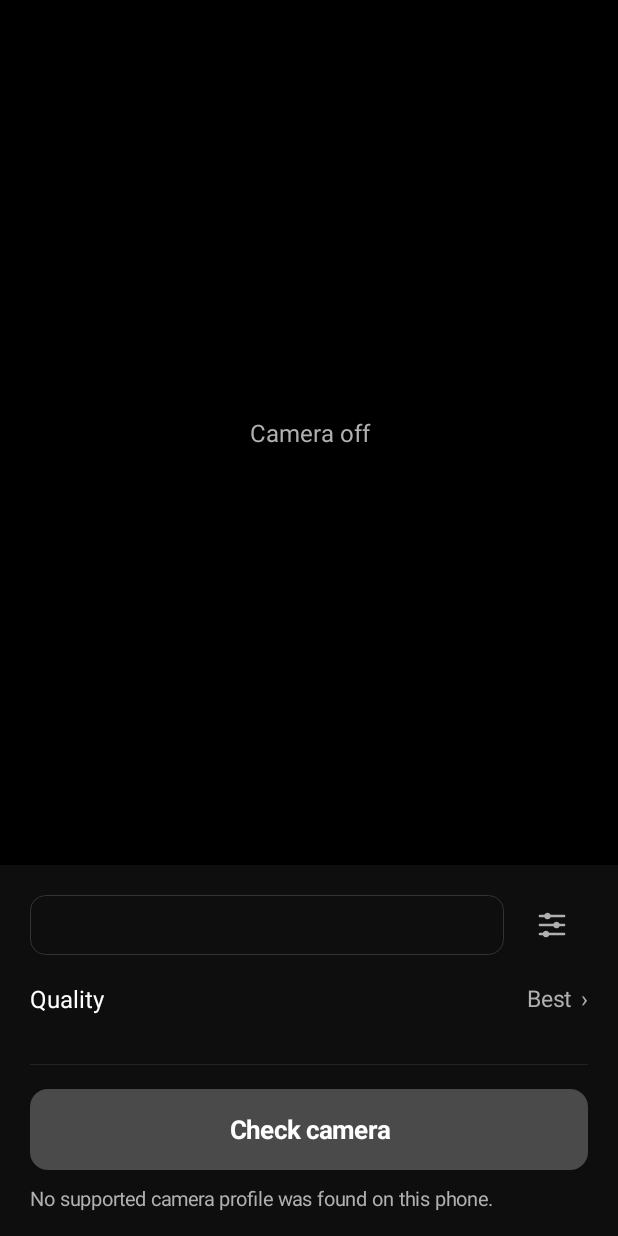
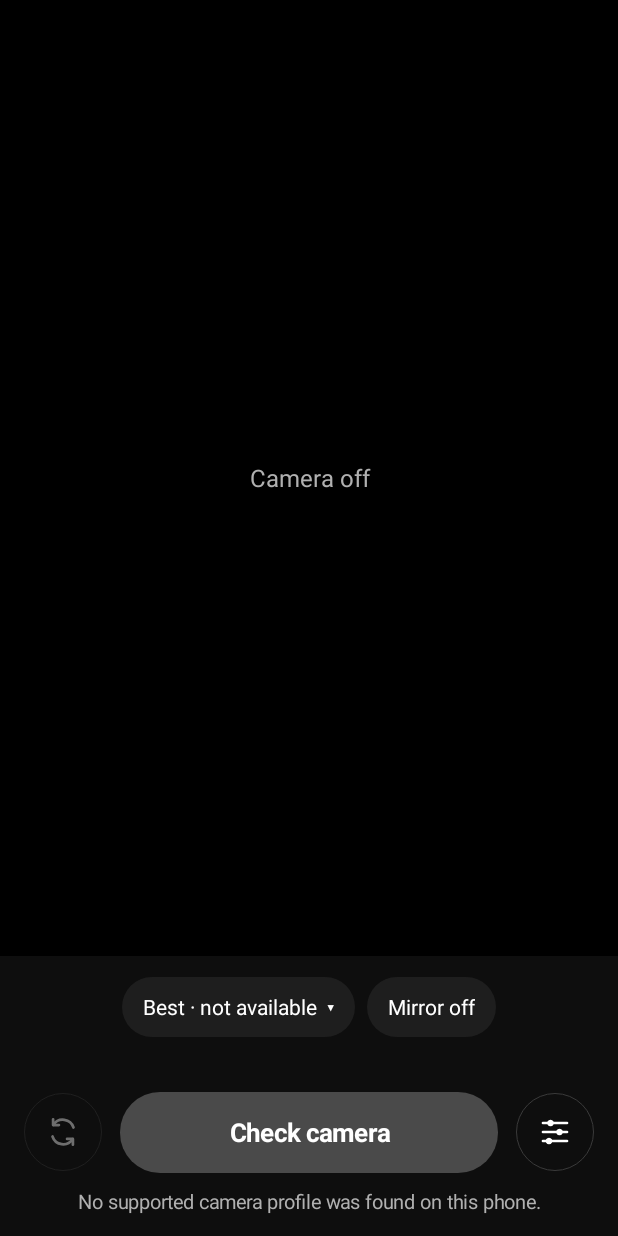
Before and after one commit to VaraKare/phonecam-obs, an Android app: the screen it shows after launch (MainActivity), on a phone screen of 412 x 824 dp. Run offline under Robolectric (Android 15) with nearby library versions, the phone set to English and light mode, and no system bars.

Commit message:
UI/UX design v1: phone main screen, live switching, paired computers, OBS sections
Phone (owner-approved mockups, 19 Nov):
- Quality and mirror chips, a switch-camera button, round Start/Stop.
- Camera or quality changes while live restart the session (~2 s); the
  live timer keeps counting; the badge shows the route.
- Settings: one Paired computers row; each computer can be forgotten.
- Network errors in plain words (no addresses or errno names); quality
  sheet explains the presets; the QR scanner closes after 3 minutes.
OBS (Mac and Windows): status box (warning colour when it needs the user)
with help on hover, then Connection, Picture and Advanced sections.

```diff
--- a/app/src/main/java/dev/phonecam/obs/LiveStreamer.kt
+++ b/app/src/main/java/dev/phonecam/obs/LiveStreamer.kt
@@ -87,7 +87,7 @@ class LiveStreamer(private val context: Context, private val profile: Profile,
             }
             val message = note ?: if (bitrate.starved) "The connection is too slow even at ${bitrate.current / 1_000_000} Mb/s. Choose a lower quality, move closer to the Wi-Fi router, or use the USB cable."
                 else "Sending to OBS over $route. Nothing is saved on the phone."
-            post(LiveState(LiveState.Phase.LIVE, message, stats.fps, sequence, dropped, rotation, bitrate.current, profile.bitrate))
+            post(LiveState(LiveState.Phase.LIVE, message, stats.fps, sequence, dropped, rotation, bitrate.current, profile.bitrate, route))
             handler.postDelayed(this, 1_000)
         }
     }
@@ -303,6 +303,8 @@ class LiveStreamer(private val context: Context, private val profile: Profile,
 data class LiveState(val phase: Phase, val message: String, val fps: Double = 0.0, val frames: Long = 0,
                      val drops: Long = 0, val rotation: Int = 0,
                      /** Current encoder bitrate target and the user's choice; they differ only while the link is busy. */
-                     val bitrate: Int = 0, val requestedBitrate: Int = 0) {
+                     val bitrate: Int = 0, val requestedBitrate: Int = 0,
+                     /** "USB" or "Wi-Fi" while live. */
+                     val route: String = "") {
     enum class Phase { WAITING, LIVE, STOPPED }
 }
--- a/app/src/main/java/dev/phonecam/obs/MainActivity.kt
+++ b/app/src/main/java/dev/phonecam/obs/MainActivity.kt
@@ -66,6 +66,11 @@ class MainActivity : Activity() {
     private var shownPhase = LiveState.Phase.STOPPED
     /** Live timer on the badge, like a recording: counts up from the moment OBS starts receiving. */
     private var liveSince = 0L
+    private var liveRoute = ""
+    /** A camera or quality change while live: the session stops and starts again; the timer keeps counting. */
+    private var switching = false
+    private var keepTimer = false
+    private fun liveBadge() = "● Live  ${elapsed()}" + if (liveRoute.isNotEmpty()) " · $liveRoute" else ""
     private fun elapsed(): String {
         val seconds = ((SystemClock.elapsedRealtime() - liveSince) / 1000).coerceAtLeast(0)
         val h = seconds / 3600; val m = seconds / 60 % 60; val s = seconds % 60
@@ -74,15 +79,16 @@ class MainActivity : Activity() {
     private val clock: Runnable = object : Runnable {
         override fun run() {
             if (shownPhase != LiveState.Phase.LIVE || destroyed) return
-            badge.text = "● LIVE  ${elapsed()}"
+            badge.text = liveBadge()
             badge.postDelayed(this, 1000 - (SystemClock.elapsedRealtime() - liveSince) % 1000)
         }
     }
     private val heatListener = PowerManager.OnThermalStatusChangedListener { heat -> if (!destroyed) showHeat(heat) }
     private lateinit var stats: TextView
     private lateinit var panelScroll: ScrollView
-    private lateinit var cameraRow: LinearLayout
-    private lateinit var qualityValue: TextView
+    private lateinit var switchButton: ImageButton
+    private lateinit var qualityChip: TextView
+    private lateinit var mirrorChip: TextView
     private lateinit var detail: TextView
     private lateinit var startButton: Button
     private lateinit var settingsButton: ImageButton
@@ -158,39 +164,39 @@ class MainActivity : Activity() {
         buildStageControls()
         attachGestures()
 
-        val panel = LinearLayout(this).apply { orientation = LinearLayout.VERTICAL; setPadding(dp(20), dp(16), dp(20), dp(16)) }
-        // Row 1: Rear | Front segmented switch, settings icon.
-        cameraRow = LinearLayout(this).apply { orientation = LinearLayout.HORIZONTAL }
-        settingsButton = ImageButton(this).apply {
-            setImageResource(R.drawable.ic_tune); background = null; contentDescription = "Settings"
-            setColorFilter(MUTED); setOnClickListener { openSettings() }
+        // Below (or beside) the preview: the quality and mirror chips, then switch camera, Start/Stop and
+        // Settings in one row, then one line of messages. Camera and quality also work while live (restart).
+        val panel = LinearLayout(this).apply { orientation = LinearLayout.VERTICAL; setPadding(dp(16), dp(14), dp(16), dp(14)) }
+        fun pill(click: () -> Unit) = TextView(this).apply {
+            setTextColor(Color.WHITE); textSize = 14f; gravity = Gravity.CENTER; setPadding(dp(14), dp(8), dp(14), dp(8)); minHeight = dp(40)
+            isClickable = true; isFocusable = true; setOnClickListener { click() }
         }
+        qualityChip = pill { chooseQuality() }
+        mirrorChip = pill { toggleMirror() }
         panel.addView(LinearLayout(this).apply {
-            orientation = LinearLayout.HORIZONTAL; gravity = Gravity.CENTER_VERTICAL
-            addView(cameraRow, LinearLayout.LayoutParams(0, dp(40), 1f))
-            addView(settingsButton, LinearLayout.LayoutParams(dp(48), dp(48)).apply { marginStart = dp(8) })
+            orientation = LinearLayout.HORIZONTAL; gravity = Gravity.CENTER
+            addView(qualityChip); addView(mirrorChip, LinearLayout.LayoutParams(ViewGroup.LayoutParams.WRAP_CONTENT, ViewGroup.LayoutParams.WRAP_CONTENT).apply { marginStart = dp(8) })
         })
-        // Row 2: Quality, tap for the short list.
-        qualityValue = TextView(this).apply { setTextColor(MUTED); textSize = 15f }
-        detail = TextView(this).apply { setTextColor(0xFF6E6E6E.toInt()); textSize = 12f; setPadding(0, dp(2), 0, 0) }
-        panel.addView(LinearLayout(this).apply {
-            orientation = LinearLayout.VERTICAL; setPadding(0, dp(14), 0, dp(14))
-            addView(LinearLayout(context).apply {
-                orientation = LinearLayout.HORIZONTAL; gravity = Gravity.CENTER_VERTICAL
-                addView(TextView(context).apply { text = "Quality"; setTextColor(Color.WHITE); textSize = 16f }, LinearLayout.LayoutParams(0, ViewGroup.LayoutParams.WRAP_CONTENT, 1f))
-                addView(qualityValue)
-            })
-            addView(detail)
-            setOnClickListener { chooseQuality() }
-            contentDescription = "Quality"
-        })
-        panel.addView(View(this).apply { setBackgroundColor(0xFF232323.toInt()) }, LinearLayout.LayoutParams(-1, 1))
+        detail = TextView(this).apply { setTextColor(0xFF7A7A7A.toInt()); textSize = 12f; gravity = Gravity.CENTER; setPadding(0, dp(6), 0, 0) }
+        panel.addView(detail)
+        fun round(icon: Int, description: String, click: () -> Unit) = ImageButton(this).apply {
+            setImageResource(icon); contentDescription = description; setColorFilter(Color.WHITE)
+            background = GradientDrawable().apply { shape = GradientDrawable.OVAL; setStroke(dp(1), 0xFF3A3A3A.toInt()) }
+            setOnClickListener { click() }
+        }
+        switchButton = round(R.drawable.ic_switch_camera, "Switch camera") { switchCamera() }
+        settingsButton = round(R.drawable.ic_tune, "Settings") { openSettings() }
         startButton = Button(this).apply {
             textSize = 17f; isAllCaps = false; typeface = Typeface.DEFAULT_BOLD; stateListAnimator = null
             setOnClickListener { onStartPressed() }
         }
-        panel.addView(startButton, LinearLayout.LayoutParams(ViewGroup.LayoutParams.MATCH_PARENT, dp(54)).apply { topMargin = dp(16) })
-        message = TextView(this).apply { setTextColor(MUTED); textSize = 13f; setPadding(0, dp(10), 0, 0); accessibilityLiveRegion = View.ACCESSIBILITY_LIVE_REGION_POLITE }
+        panel.addView(LinearLayout(this).apply {
+            orientation = LinearLayout.HORIZONTAL; gravity = Gravity.CENTER_VERTICAL; setPadding(0, dp(14), 0, 0)
+            addView(switchButton, LinearLayout.LayoutParams(dp(52), dp(52)))
+            addView(startButton, LinearLayout.LayoutParams(0, dp(54), 1f).apply { marginStart = dp(12); marginEnd = dp(12) })
+            addView(settingsButton, LinearLayout.LayoutParams(dp(52), dp(52)))
+        })
+        message = TextView(this).apply { setTextColor(MUTED); textSize = 13f; gravity = Gravity.CENTER; setPadding(0, dp(10), 0, 0); accessibilityLiveRegion = View.ACCESSIBILITY_LIVE_REGION_POLITE }
         panel.addView(message)
         panelScroll = ScrollView(this).apply { setBackgroundColor(PANEL); addView(panel) }
 
@@ -246,32 +252,31 @@ class MainActivity : Activity() {
         val permitted = checkSelfPermission(Manifest.permission.CAMERA) == PackageManager.PERMISSION_GRANTED
         val cameras = Quality.cameras(options)
         if (cameras.isNotEmpty() && cameras.none { it.first == cameraId }) cameraId = cameras.first().first
-        cameraRow.removeAllViews()
-        cameraRow.background = GradientDrawable().apply { setStroke(dp(1), 0xFF333333.toInt()); cornerRadius = dp(10).toFloat() }
-        cameraRow.setPadding(dp(3), dp(3), dp(3), dp(3))
-        for ((id, name) in cameras) {
-            val on = id == cameraId
-            cameraRow.addView(TextView(this).apply {
-                text = name; gravity = Gravity.CENTER; textSize = 15f
-                setTextColor(if (on) Color.BLACK else MUTED); typeface = if (on) Typeface.DEFAULT_BOLD else Typeface.DEFAULT
-                background = if (on) rounded(Color.WHITE, 8) else null; isEnabled = live == null
-                contentDescription = "$name camera${if (on) ", selected" else ""}"
-                setOnClickListener { if (live == null && cameraId != id) { cameraId = id; feedback.play(Feedback.Event.TICK, this); refresh() } }
-            }, LinearLayout.LayoutParams(0, ViewGroup.LayoutParams.MATCH_PARENT, 1f))
-        }
+        val name = cameras.firstOrNull { it.first == cameraId }?.second
+        val next = cameras.indexOfFirst { it.first == cameraId }.let { if (cameras.size > 1) cameras[(it + 1) % cameras.size].second else null }
+        switchButton.isEnabled = next != null && !switching
+        switchButton.alpha = if (switchButton.isEnabled) 1f else 0.4f
+        switchButton.contentDescription = if (next != null) "Switch to the $next camera" else "Only one camera"
         val profile = selected()
-        qualityValue.text = "${choice.label.substringBefore(" (")}  ›"
+        qualityChip.text = "${choice.label.substringBefore(" (")} · ${profile?.let { Quality.short(it) } ?: "not available"}  ▾"
+        qualityChip.background = rounded(0xFF1E1E1E.toInt(), 20)
+        qualityChip.contentDescription = "Quality: ${choice.label}. Tap to change"
+        val mirror = cameraId?.let { prefs.getBoolean("ctl.$it.mirror", false) } ?: false
+        mirrorChip.text = if (mirror) "Mirror on" else "Mirror off"
+        mirrorChip.background = rounded(if (mirror) BLUE else 0xFF1E1E1E.toInt(), 20)
+        mirrorChip.contentDescription = "Mirror the picture in OBS, ${if (mirror) "on" else "off"}"
         detail.text = when {
             options.isEmpty() -> ""
-            profile == null -> "Not available on this camera. Choose another quality."
-            else -> Quality.describe(profile) + if (highQuality && profile.highQuality) " · HQ processing" else ""
+            profile == null -> "$name camera: this quality isn't available. Choose another."
+            else -> "$name camera · ${Quality.describe(profile).substringAfter(" · ")}" + if (highQuality && profile.highQuality) " · sharpening" else ""
         }
-        settingsButton.isEnabled = live == null
+        settingsButton.isEnabled = live == null; settingsButton.alpha = if (live == null) 1f else 0.4f
         fun button(label: String, fill: Int, text: Int, enabled: Boolean) {
-            startButton.text = label; startButton.background = rounded(fill, 12); startButton.setTextColor(text); startButton.isEnabled = enabled
+            startButton.text = label; startButton.background = rounded(fill, 27); startButton.setTextColor(text); startButton.isEnabled = enabled
         }
         when {
-            live != null -> button("Stop live", RED, Color.WHITE, true)
+            switching -> button("Switching…", GREY, Color.WHITE, false)
+            live != null -> button("Stop", RED, Color.WHITE, true)
             !permitted -> button("Allow camera access", Color.WHITE, Color.BLACK, true)
             scanning || options.isEmpty() -> button(if (scanning) "Checking camera…" else "Check camera", GREY, Color.WHITE, !scanning)
             else -> button("Start live", if (profile != null) Color.WHITE else GREY, if (profile != null) Color.BLACK else MUTED, profile != null)
@@ -290,8 +295,10 @@ class MainActivity : Activity() {
         val phase = state?.phase ?: LiveState.Phase.STOPPED
         if (phase != lastPhase) {
             // Sound and vibration only for real transitions, so a reopened screen stays quiet.
-            if (phase == LiveState.Phase.LIVE) { feedback.play(Feedback.Event.LIVE, badge); liveSince = SystemClock.elapsedRealtime() }
-            else if (phase == LiveState.Phase.STOPPED && foreground && lastPhase != null && lastPhase != LiveState.Phase.STOPPED)
+            if (phase == LiveState.Phase.LIVE) {
+                if (keepTimer) keepTimer = false else { feedback.play(Feedback.Event.LIVE, badge); liveSince = SystemClock.elapsedRealtime() }
+            }
+            else if (phase == LiveState.Phase.STOPPED && !switching && foreground && lastPhase != null && lastPhase != LiveState.Phase.STOPPED)
                 feedback.play(if (state?.message == "Stopped by you") Feedback.Event.STOPPED else Feedback.Event.ERROR, badge)
             lastPhase = phase
         }
@@ -302,12 +309,13 @@ class MainActivity : Activity() {
         } else null
         badge.removeCallbacks(clock)
         if (phase == LiveState.Phase.LIVE) badge.post(clock)
-        badge.text = when (phase) { LiveState.Phase.LIVE -> "● LIVE  ${elapsed()}"; LiveState.Phase.WAITING -> "Waiting for OBS"; else -> "Wi-Fi ready · $paired" }
+        if (phase == LiveState.Phase.LIVE && state != null && state.route.isNotEmpty()) liveRoute = state.route
+        badge.text = when (phase) { LiveState.Phase.LIVE -> liveBadge(); LiveState.Phase.WAITING -> if (keepTimer) "Switching…" else "Waiting for OBS"; else -> "Wi-Fi ready · $paired" }
         badge.background = rounded(when (phase) { LiveState.Phase.LIVE -> RED; LiveState.Phase.WAITING -> AMBER; else -> CHIP }, 6)
         badge.visibility = if (phase == LiveState.Phase.STOPPED && paired == null) View.GONE else View.VISIBLE
         val p = liveProfile
         stats.visibility = if (phase == LiveState.Phase.LIVE && p != null) View.VISIBLE else View.GONE
-        if (state != null && p != null) stats.text = "${Quality.describe(p).substringBefore(" ·")} · ${"%.0f".format(state.fps)} fps · ${state.drops} drops" +
+        if (state != null && p != null) stats.text = "${Quality.short(p).substringBefore(" ")} · ${"%.0f".format(state.fps)} fps · ${state.drops} dropped" +
             if (state.bitrate in 1 until state.requestedBitrate) "\nLink busy: ${state.bitrate / 1_000_000} of ${state.requestedBitrate / 1_000_000} Mb/s" else ""
         shownPhase = phase
         showHeat(runCatching { getSystemService(PowerManager::class.java).currentThermalStatus }.getOrDefault(0))
@@ -385,11 +393,17 @@ class MainActivity : Activity() {
             showState(state)
             message.text = state.message
             if (state.phase == LiveState.Phase.STOPPED) {
-                if (state.frames == 0L && choice == Quality.BEST && state.message != "Stopped by you")
+                if (!switching && state.frames == 0L && choice == Quality.BEST && state.message != "Stopped by you")
                     message.text = "${state.message}\nIf this keeps happening, choose Quality: High."
                 live = null; liveProfile = null; sliding = null; focusMark.visibility = View.GONE
                 window.clearFlags(WindowManager.LayoutParams.FLAG_KEEP_SCREEN_ON)
                 preview.visibility = View.INVISIBLE
+                if (switching) {
+                    // Restart with the new camera or quality; OBS keeps its source and reconnects.
+                    switching = false; keepTimer = true
+                    message.text = "Switching…"
+                    badge.postDelayed({ if (!destroyed) { startLive(); if (live == null) keepTimer = false } }, 300)
+                }
                 refresh()
             }
         }.also { it.start() }
@@ -476,9 +490,6 @@ class MainActivity : Activity() {
                 else message.text = "Tap the preview to focus and expose for that point. Pinch to zoom."
             }
         }
-        add(if (controls.mirror) "Mirror in OBS: on" else "Mirror in OBS: off", "Mirror the picture in OBS, ${if (controls.mirror) "on" else "off"}", controls.mirror) {
-            updateControls(controls.copy(mirror = !controls.mirror))
-        }
         sliderRow.visibility = if (sliding != null) View.VISIBLE else View.GONE
         when (sliding) {
             "zoom" -> { slider.max = 100; slider.progress = zoomProgress(controls.zoom, a.maxZoom); sliderLabel.text = "Zoom"; slider.contentDescription = "Zoom" }
@@ -539,7 +550,7 @@ class MainActivity : Activity() {
                 Thread {
                     val result = runCatching { WifiConnector(this).pair(code) }
                     runOnUiThread {
-                        message.text = result.fold({ "Paired with $it. Tap Start live with the phone and Mac on the same Wi-Fi." }, { it.message ?: "Pairing failed." })
+                        message.text = result.fold({ "Paired with $it. Tap Start live with the phone and computer on the same Wi-Fi." }, { Errors.friendly(it) })
                         feedback.play(if (result.isSuccess) Feedback.Event.SUCCESS else Feedback.Event.ERROR, message)
                     }
                 }.start()
@@ -562,12 +573,55 @@ class MainActivity : Activity() {
     }
 
     private fun chooseQuality() {
-        if (live != null || options.isEmpty()) return
+        if (options.isEmpty() || switching) return
+        val id = cameraId ?: return
         val choices = qualityChoices()
+        val labels = choices.map { q -> q.label.substringBefore(" (") + (Quality.pick(options, id, q, customKey)?.let { "  ·  " + Quality.short(it) } ?: "  ·  not on this camera") }
         AlertDialog.Builder(this).setTitle("Quality")
-            .setSingleChoiceItems(choices.map { it.label }.toTypedArray(), choices.indexOf(choice)) { dialog, index ->
-                choice = choices[index]; dialog.dismiss(); refresh()
-            }.setNegativeButton("Cancel", null).show()
+            .setSingleChoiceItems(labels.toTypedArray(), choices.indexOf(choice)) { dialog, index ->
+                dialog.dismiss()
+                if (choices[index] == choice) return@setSingleChoiceItems
+                choice = choices[index]; refresh()
+                if (live != null) restartLive()
+            }
+            .setNeutralButton("What's the difference?") { _, _ ->
+                AlertDialog.Builder(this).setTitle("Qualities").setMessage(
+                    "Best: the sharpest picture this camera offers, often 4K. Needs a fast computer; USB is smoothest.\n\n" +
+                    "High: 1080p at a high bitrate. The best choice for most streams.\n\n" +
+                    "Balanced: 1080p at a lower bitrate, for busy Wi-Fi.\n\n" +
+                    "Smooth: 60 frames a second, for motion. Experimental on some phones.\n\n" +
+                    (if (live != null) "While live, changing quality restarts the picture for about 2 seconds." else "You can change quality while live; the picture restarts for about 2 seconds."))
+                    .setPositiveButton("OK", null).show()
+            }
+            .setNegativeButton("Cancel", null).show()
+    }
+
+    /** Next camera (rear, front, …). While live, the session restarts with it. */
+    private fun switchCamera() {
+        if (switching) return
+        val cameras = Quality.cameras(options)
+        if (cameras.size < 2) return
+        val index = cameras.indexOfFirst { it.first == cameraId }
+        cameraId = cameras[(index + 1) % cameras.size].first
+        feedback.play(Feedback.Event.TICK, switchButton)
+        refresh()
+        if (live != null) restartLive()
+    }
+
+    /** Mirror in OBS, remembered per camera; applied at once while live. */
+    private fun toggleMirror() {
+        val id = cameraId ?: return
+        val on = !prefs.getBoolean("ctl.$id.mirror", false)
+        if (live != null && liveProfile?.cameraId == id) updateControls(controls.copy(mirror = on))
+        else prefs.edit().putBoolean("ctl.$id.mirror", on).apply()
+        refresh()
+    }
+
+    private fun restartLive() {
+        val session = live ?: return
+        if (selected() == null) { message.text = "This quality isn't available on this camera."; return }
+        switching = true; message.text = "Switching…"; refresh()
+        session.stop("Switching camera or quality")
     }
 
     private fun chooseCustom() {
--- a/app/src/main/java/dev/phonecam/obs/Quality.kt
+++ b/app/src/main/java/dev/phonecam/obs/Quality.kt
@@ -47,6 +47,12 @@ enum class Quality(val label: String) {
             }
         }
 
+        /** Size and frame rate only, for the quality chip: "1080p 30 fps". */
+        fun short(p: Profile): String {
+            val size = when (p.width) { 3840 -> "4K"; 1920 -> "1080p"; 1280 -> "720p"; else -> "${p.width}×${p.height}" }
+            return "$size ${p.fps} fps"
+        }
+
         fun describe(p: Profile): String {
             val size = when (p.width) { 3840 -> "4K"; 1920 -> "1080p"; 1280 -> "720p"; else -> "${p.width}×${p.height}" }
             return "$size · ${if (p.mime == "video/avc") "H.264" else "H.265"} · ${p.bitrate / 1_000_000} Mb/s" +
--- /dev/null
+++ b/app/src/main/res/drawable/ic_switch_camera.xml
@@ -0,0 +1,9 @@
+<?xml version="1.0" encoding="utf-8"?>
+<!-- Switch camera icon: two arrows turning around each other (drawn for PhoneCam). -->
+<vector xmlns:android="http://schemas.android.com/apk/res/android"
+    android:width="24dp" android:height="24dp" android:viewportWidth="24" android:viewportHeight="24">
+    <path android:strokeColor="#FFFFFFFF" android:strokeWidth="1.8" android:strokeLineCap="round" android:strokeLineJoin="round" android:fillColor="#00000000"
+        android:pathData="M19,9A7.5,7.5 0,0 0,5.6 7.2M5,15a7.5,7.5 0,0 0,13.4 1.8" />
+    <path android:strokeColor="#FFFFFFFF" android:strokeWidth="1.8" android:strokeLineCap="round" android:strokeLineJoin="round" android:fillColor="#00000000"
+        android:pathData="M5.4,3.5v3.9h3.9M18.6,20.5v-3.9h-3.9" />
+</vector>
```
Also changed, not shown: app/src/main/java/dev/phonecam/obs/Errors.kt (added, +26 -0 lines), app/src/main/java/dev/phonecam/obs/ScanActivity.kt (+11 -2 lines), app/src/main/java/dev/phonecam/obs/SettingsActivity.kt (+24 -8 lines), app/src/main/java/dev/phonecam/obs/WifiDiscovery.kt (+9 -6 lines), 5 other files.
